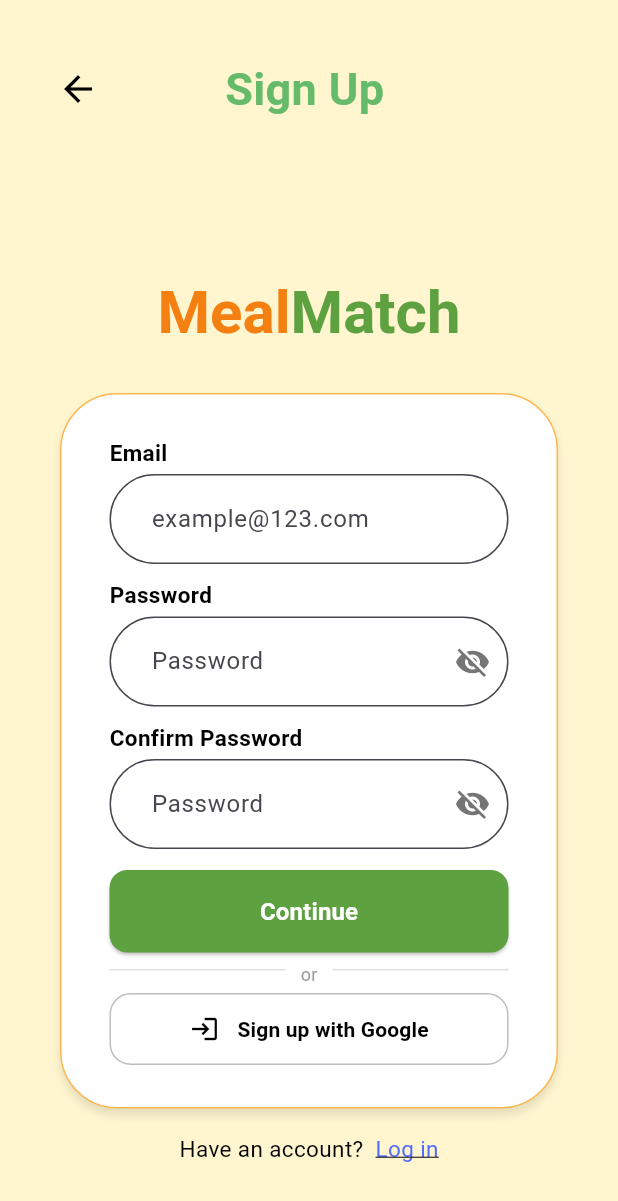
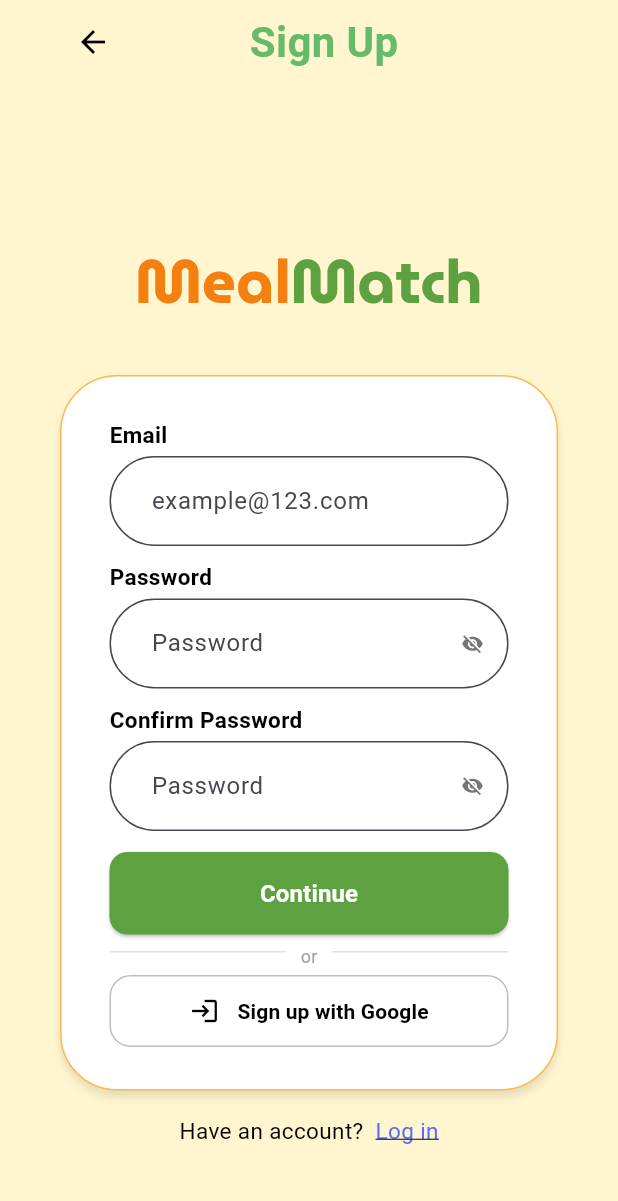
Before and after one commit to francineannealvarez/MealMatch-Group3, a Flutter app: the SignUpScreen screen opened by its route, on a phone screen of 412 x 824 dp. Shown: the top 1201 px of the screen. Run offline on Flutter 3.47's test engine with Material 3 defaults, Android fonts, the phone set to English and light mode, and no system bars; our stand-ins replace cloud_firestore, firebase_auth, firebase_core, fl_chart, google_sign_in, shared_preferences and 1 more; accounts and stored records are empty; network calls fail.

Commit message:
Refactor signup_screen.dart for code clarity

```diff
--- a/mealmatch/lib/screens/signup_screen.dart
+++ b/mealmatch/lib/screens/signup_screen.dart
@@ -15,7 +15,8 @@ class _SignUpScreenState extends State<SignUpScreen> {
   final GlobalKey<FormState> _formKey = GlobalKey<FormState>();
   final TextEditingController emailController = TextEditingController();
   final TextEditingController passwordController = TextEditingController();
-  final TextEditingController confirmPasswordController = TextEditingController();
+  final TextEditingController confirmPasswordController =
+      TextEditingController();
   bool _isPasswordVisible = false;
   bool _isConfirmPasswordVisible = false;
 
@@ -36,7 +37,8 @@ class _SignUpScreenState extends State<SignUpScreen> {
     );
 
     try {
-      final UserCredential? userCredential = await AuthService.signInWithGoogle();
+      final UserCredential? userCredential =
+          await AuthService.signInWithGoogle();
 
       // Close the loading indicator
       Navigator.of(context).pop();
@@ -62,12 +64,9 @@ class _SignUpScreenState extends State<SignUpScreen> {
         } else {
           // Returning user → Home
           Navigator.of(context).pushReplacement(
-            MaterialPageRoute(
-              builder: (_) => const HomePage(),
-            ),
+            MaterialPageRoute(builder: (_) => const HomePage()),
           );
         }
-
       } else {
         // ❌ Sign-in failed or canceled
         ScaffoldMessenger.of(context).showSnackBar(
@@ -77,12 +76,11 @@ class _SignUpScreenState extends State<SignUpScreen> {
     } catch (e) {
       Navigator.of(context).pop();
       print("Error during Google Sign-In: $e");
-      ScaffoldMessenger.of(context).showSnackBar(
-        SnackBar(content: Text("Error: $e")),
-      );
+      ScaffoldMessenger.of(
+        context,
+      ).showSnackBar(SnackBar(content: Text("Error: $e")));
     }
   }
-
 
   @override
   Widget build(BuildContext context) {
@@ -106,22 +104,30 @@ class _SignUpScreenState extends State<SignUpScreen> {
   Widget _buildAppBar(BuildContext context) {
     return Container(
       width: double.infinity,
-      padding: EdgeInsets.only(top: 38, right: 38, bottom: 4, left: 38),
+      padding: EdgeInsets.only(top: 4, right: 38, bottom: 4, left: 38),
       child: Row(
         children: [
-          GestureDetector(
-            onTap: () => handleBack(context),
-            child: Icon(Icons.arrow_back, size: 28, color: Colors.black),
+          Align(
+            alignment: Alignment.centerLeft,
+            child: IconButton(
+              icon: Icon(Icons.arrow_back, color: Colors.black),
+              onPressed: () => handleBack(context),
             ),
-          SizedBox(width: 84),
-          Text(
+          ),
+          Expanded(
+            // Takes remaining space
+            child: Center(
+              child: Text(
                 "Sign Up",
                 style: TextStyle(
-              fontSize: 30,
+                  fontSize: 28,
                   fontWeight: FontWeight.bold,
                   color: Colors.green[400],
                 ),
               ),
+            ),
+          ),
+          SizedBox(width: 28), // Balance for back button
         ],
       ),
     );
@@ -151,6 +157,7 @@ class _SignUpScreenState extends State<SignUpScreen> {
           TextSpan(
             text: "Meal",
             style: TextStyle(
+              fontFamily: 'MuseoModerno',
               fontSize: 40,
               fontWeight: FontWeight.bold,
               color: Color(0xFFF48011),
@@ -159,6 +166,7 @@ class _SignUpScreenState extends State<SignUpScreen> {
           TextSpan(
             text: "Match",
             style: TextStyle(
+              fontFamily: 'MuseoModerno',
               fontSize: 40,
               fontWeight: FontWeight.bold,
               color: Color(0xFF5EA140),
@@ -258,6 +266,7 @@ class _SignUpScreenState extends State<SignUpScreen> {
                         ? Icons.visibility
                         : Icons.visibility_off,
                     color: Colors.grey.shade600,
+                    size: 15,
                   ),
                   onPressed: () {
                     setState(() {
@@ -290,11 +299,11 @@ class _SignUpScreenState extends State<SignUpScreen> {
                   vertical: 18,
                 ),
                 border: OutlineInputBorder(
-                  borderRadius: BorderRadius.circular(50),
+                  borderRadius: BorderRadius.circular(30),
                   borderSide: BorderSide(color: Colors.grey.shade300),
                 ),
                 focusedBorder: OutlineInputBorder(
-                  borderRadius: BorderRadius.circular(50),
+                  borderRadius: BorderRadius.circular(30),
                   borderSide: BorderSide(color: Color(0xFF5EA140), width: 2),
                 ),
                 suffixIcon: IconButton(
@@ -303,6 +312,7 @@ class _SignUpScreenState extends State<SignUpScreen> {
                         ? Icons.visibility
                         : Icons.visibility_off,
                     color: Colors.grey.shade600,
+                    size: 15,
                   ),
                   onPressed: () {
                     setState(() {
@@ -481,10 +491,7 @@ class _SignUpScreenState extends State<SignUpScreen> {
       // 👉 Navigate to GetStartedScreen FIRST, before clearing
       Navigator.of(context).pushReplacement(
         MaterialPageRoute(
-        builder: (_) => GetStartedScreen(
-          email: email,
-          password: password,
-        ),
+          builder: (_) => GetStartedScreen(email: email, password: password),
         ),
       );
 
```
Lines whose indentation alone changed are shown as unchanged.
